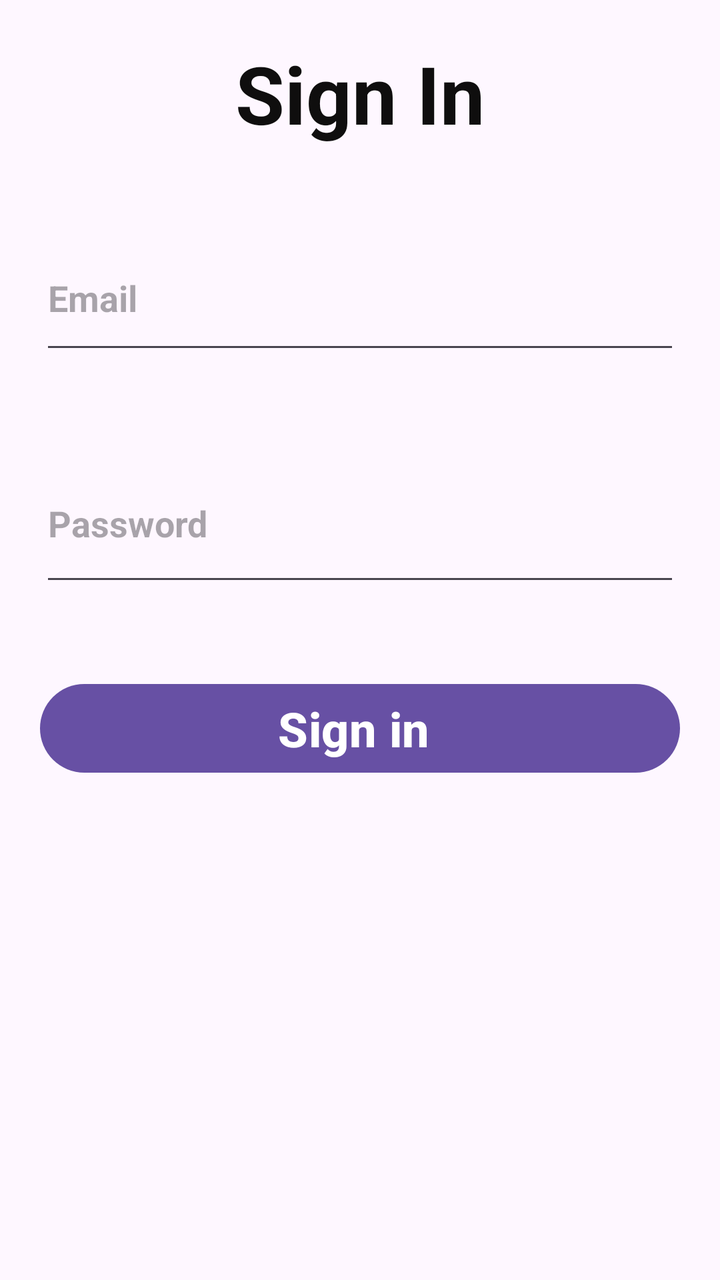
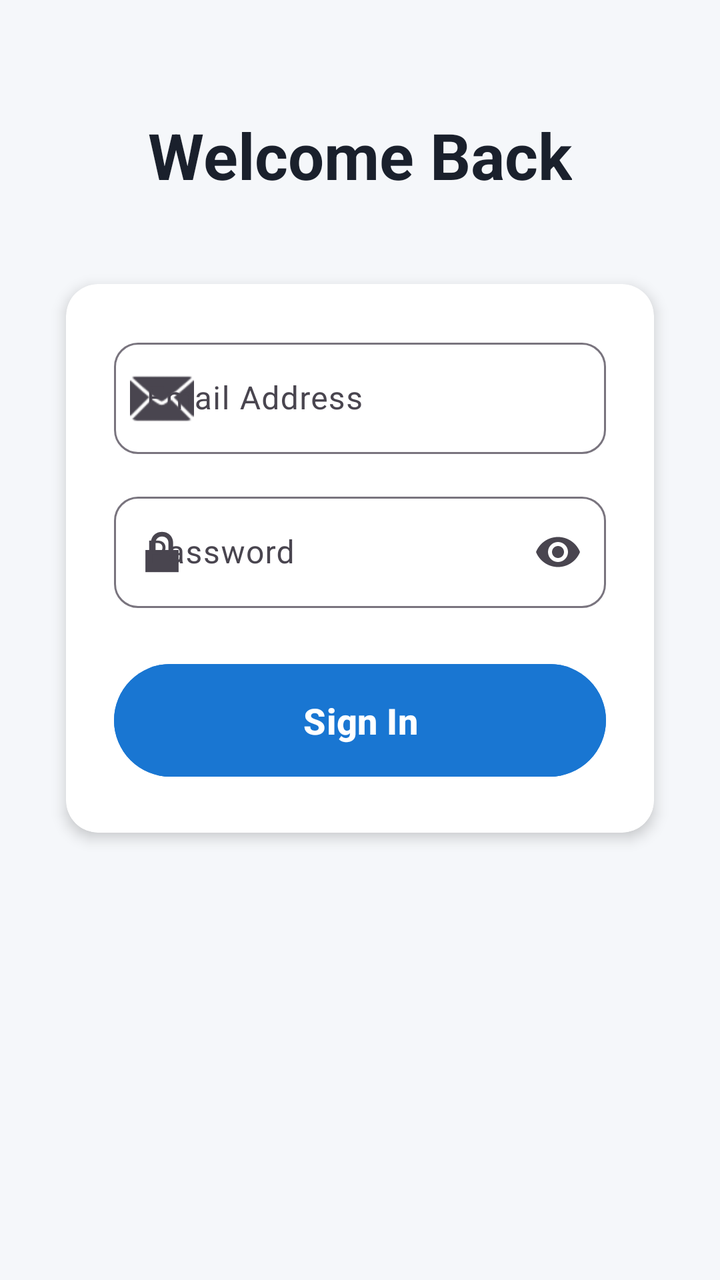

Before-and-after screenshots of an Android layout around one commit, followed by the original layout XML and the change that was made.
<!-- AndroidManifest.xml: application theme Theme.Ameen_final_new_project -->
<!-- res/layout/activity_signin.xml -->
<?xml version="1.0" encoding="utf-8"?>
<LinearLayout xmlns:android="http://schemas.android.com/apk/res/android"
    xmlns:app="http://schemas.android.com/apk/res-auto"
    xmlns:tools="http://schemas.android.com/tools"
    android:id="@+id/main"
    android:layout_width="match_parent"
    android:layout_height="match_parent"
    android:orientation="vertical"
    tools:context=".viewPkg.Signin">

    <TextView
        android:id="@+id/textView"
        android:layout_width="match_parent"
        android:layout_height="53dp"
        android:layout_margin="20dp"
        android:gravity="center"
        android:text="Sign In"
        android:textColor="#0F0E0E"
        android:textColorLink="#AB6262"
        android:textSize="40sp"
        android:textStyle="bold" />

    <EditText
        android:id="@+id/email"
        android:layout_width="match_parent"
        android:layout_height="69dp"
        android:layout_margin="20dp"
        android:ems="10"
        android:hint="Email"
        android:inputType="textEmailAddress"
        android:textStyle="bold" />

    <EditText
        android:id="@+id/password"
        android:layout_width="match_parent"
        android:layout_height="76dp"
        android:layout_margin="20dp"
        android:ems="10"
        android:hint="Password"
        android:inputType="text"
        android:textStyle="bold" />

    <Button
        android:id="@+id/button"
        android:layout_width="match_parent"
        android:layout_height="wrap_content"
        android:layout_margin="20dp"
        android:text="Sign in "
        android:textSize="24dp"
        android:textStyle="bold" />

</LinearLayout>
<!-- resources referenced by this layout -->
<resources>
  <style name="Theme.Ameen_final_new_project" parent="Base.Theme.Ameen_final_new_project" />
  <style name="Base.Theme.Ameen_final_new_project" parent="Theme.Material3.DayNight.NoActionBar">
          
          
      </style>
</resources>

<!-- the commit's change to res/layout/activity_signin.xml (unified diff, before → after) -->
@@ -1,52 +1,107 @@
 <?xml version="1.0" encoding="utf-8"?>
-<LinearLayout xmlns:android="http://schemas.android.com/apk/res/android"
+<ScrollView xmlns:android="http://schemas.android.com/apk/res/android"
     xmlns:app="http://schemas.android.com/apk/res-auto"
     xmlns:tools="http://schemas.android.com/tools"
     android:id="@+id/main"
     android:layout_width="match_parent"
     android:layout_height="match_parent"
-    android:orientation="vertical"
+    android:background="#F5F7FA"
+    android:fillViewport="true"
     tools:context=".viewPkg.Signin">
 
-    <TextView
-        android:id="@+id/textView"
-        android:layout_width="match_parent"
-        android:layout_height="53dp"
-        android:layout_margin="20dp"
-        android:gravity="center"
-        android:text="Sign In"
-        android:textColor="#0F0E0E"
-        android:textColorLink="#AB6262"
-        android:textSize="40sp"
-        android:textStyle="bold" />
-
-    <EditText
-        android:id="@+id/email"
-        android:layout_width="match_parent"
-        android:layout_height="69dp"
-        android:layout_margin="20dp"
-        android:ems="10"
-        android:hint="Email"
-        android:inputType="textEmailAddress"
-        android:textStyle="bold" />
-
-    <EditText
-        android:id="@+id/password"
-        android:layout_width="match_parent"
-        android:layout_height="76dp"
-        android:layout_margin="20dp"
-        android:ems="10"
-        android:hint="Password"
-        android:inputType="text"
-        android:textStyle="bold" />
-
-    <Button
-        android:id="@+id/button"
+    <LinearLayout
         android:layout_width="match_parent"
         android:layout_height="wrap_content"
-        android:layout_margin="20dp"
-        android:text="Sign in "
-        android:textSize="24dp"
-        android:textStyle="bold" />
+        android:gravity="center_horizontal"
+        android:orientation="vertical"
+        android:padding="24dp">
 
-</LinearLayout>
+        
+        <TextView
+            android:id="@+id/textView"
+            android:layout_width="wrap_content"
+            android:layout_height="wrap_content"
+            android:layout_marginTop="32dp"
+            android:layout_marginBottom="32dp"
+            android:text="Welcome Back"
+            android:textColor="#1A202C"
+            android:textSize="32sp"
+            android:textStyle="bold" />
+
+        
+        <androidx.cardview.widget.CardView
+            android:layout_width="match_parent"
+            android:layout_height="wrap_content"
+            app:cardCornerRadius="16dp"
+            app:cardElevation="4dp"
+            app:cardUseCompatPadding="true">
+
+            <LinearLayout
+                android:layout_width="match_parent"
+                android:layout_height="wrap_content"
+                android:orientation="vertical"
+                android:padding="24dp">
+
+                
+                <com.google.android.material.textfield.TextInputLayout
+                    android:layout_width="match_parent"
+                    android:layout_height="wrap_content"
+                    android:layout_marginBottom="16dp"
+                    app:boxBackgroundMode="outline"
+                    app:boxCornerRadiusBottomEnd="12dp"
+                    app:boxCornerRadiusBottomStart="12dp"
+                    app:boxCornerRadiusTopEnd="12dp"
+                    app:boxCornerRadiusTopStart="12dp"
+                    app:startIconDrawable="@android:drawable/ic_dialog_email">
+
+                    <com.google.android.material.textfield.TextInputEditText
+                        android:id="@+id/email"
+                        android:layout_width="match_parent"
+                        android:layout_height="wrap_content"
+                        android:hint="Email Address"
+                        android:inputType="textEmailAddress"
+                        android:textSize="16sp" />
+
+                </com.google.android.material.textfield.TextInputLayout>
+
+                
+                <com.google.android.material.textfield.TextInputLayout
+                    android:layout_width="match_parent"
+                    android:layout_height="wrap_content"
+                    android:layout_marginBottom="24dp"
+                    app:boxBackgroundMode="outline"
+                    app:boxCornerRadiusBottomEnd="12dp"
+                    app:boxCornerRadiusBottomStart="12dp"
+                    app:boxCornerRadiusTopEnd="12dp"
+                    app:boxCornerRadiusTopStart="12dp"
+                    app:endIconMode="password_toggle"
+                    app:startIconDrawable="@android:drawable/ic_lock_lock">
+
+                    <com.google.android.material.textfield.TextInputEditText
+                        android:id="@+id/password"
+                        android:layout_width="match_parent"
+                        android:layout_height="wrap_content"
+                        android:hint="Password"
+                        android:inputType="textPassword"
+                        android:textSize="16sp" />
+
+                </com.google.android.material.textfield.TextInputLayout>
+
+                
+                <Button
+                    android:id="@+id/button"
+                    android:layout_width="match_parent"
+                    android:layout_height="wrap_content"
+                    android:backgroundTint="#1976D2"
+                    android:padding="16dp"
+                    android:text="Sign In"
+                    android:textColor="#FFFFFF"
+                    android:textSize="18sp"
+                    android:textStyle="bold" />
+
+            </LinearLayout>
+
+        </androidx.cardview.widget.CardView>
+
+    </LinearLayout>
+</ScrollView>
